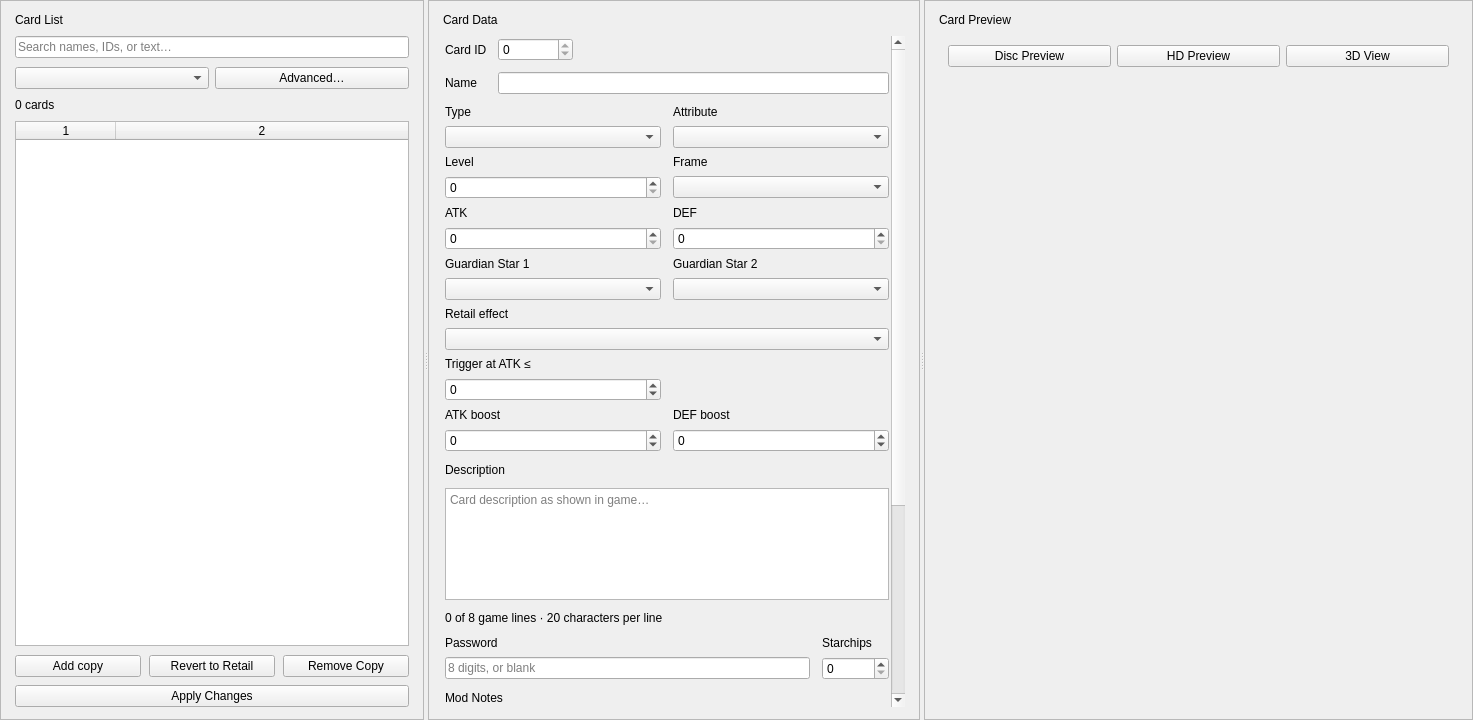
Above: tools/pc/fm_editor/ui/cards_page.ui from yamyi/YGOFM-DecompRecomp before the change. Below: the same form after it.
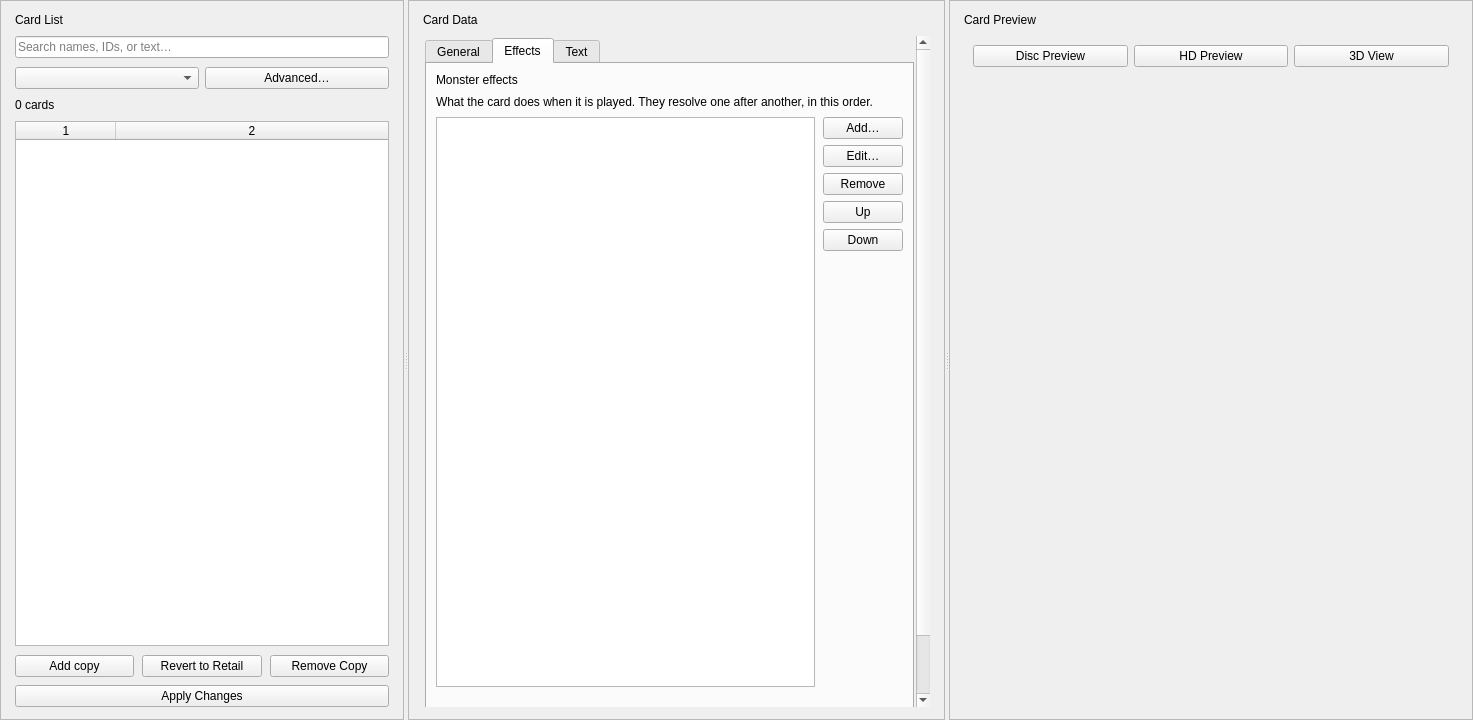
That is the form after the change. The open tabs and pages were chosen to show the change.

Commit message: Expand FM Editor card and asset tools

Diff of the .ui file:
```diff
--- a/tools/pc/fm_editor/ui/cards_page.ui
+++ b/tools/pc/fm_editor/ui/cards_page.ui
@@ -267,6 +267,14 @@
             <number>8</number>
            </property>
            <item>
+            <widget class="QTabWidget" name="cardDataTabs">
+             <widget class="QWidget" name="cardGeneralTab">
+              <attribute name="title">
+               <string>General</string>
+              </attribute>
+              <layout class="QVBoxLayout" name="cardGeneralLayout">
+               <property name="spacing"><number>11</number></property>
+  <item>
             <layout class="QFormLayout" name="identityForm">
              <property name="fieldGrowthPolicy">
               <enum>QFormLayout::FieldGrowthPolicy::AllNonFixedFieldsGrow</enum>
@@ -506,33 +514,6 @@
              </item>
             </layout>
            </item>
-           <item>
-            <widget class="QLabel" name="descriptionLabel">
-             <property name="text">
-              <string>Description</string>
-             </property>
-            </widget>
-           </item>
-           <item>
-            <widget class="QTextEdit" name="descriptionEdit">
-             <property name="minimumSize">
-              <size>
-               <width>0</width>
-               <height>112</height>
-              </size>
-             </property>
-             <property name="placeholderText">
-              <string>Card description as shown in game…</string>
-             </property>
-            </widget>
-           </item>
-           <item>
-            <widget class="QLabel" name="descriptionStatusLabel">
-             <property name="text">
-              <string>0 of 8 game lines · 20 characters per line</string>
-             </property>
-            </widget>
-           </item>
            <item>
             <layout class="QGridLayout" name="passwordGrid">
              <property name="horizontalSpacing">
@@ -574,26 +555,6 @@
              </item>
             </layout>
            </item>
-           <item>
-            <widget class="QLabel" name="notesLabel">
-             <property name="text">
-              <string>Mod Notes</string>
-             </property>
-            </widget>
-           </item>
-           <item>
-            <widget class="QTextEdit" name="notesEdit">
-             <property name="maximumSize">
-              <size>
-               <width>16777215</width>
-               <height>84</height>
-              </size>
-             </property>
-             <property name="placeholderText">
-              <string>Private notes about this card</string>
-             </property>
-            </widget>
-           </item>
            <item>
             <widget class="QFrame" name="addedCardPanel">
              <property name="frameShape">
@@ -643,6 +604,137 @@
                </widget>
               </item>
              </layout>
+              </widget>
+             </item>
+               <item>
+                <spacer name="generalTabSpacer">
+                 <property name="orientation"><enum>Qt::Orientation::Vertical</enum></property>
+                 <property name="sizeHint" stdset="0"><size><width>20</width><height>8</height></size></property>
+                </spacer>
+               </item>
+              </layout>
+             </widget>
+             <widget class="QWidget" name="cardEffectsTab">
+              <attribute name="title">
+               <string>Effects</string>
+              </attribute>
+              <layout class="QVBoxLayout" name="cardEffectsLayout">
+               <property name="spacing"><number>8</number></property>
+               <item>
+                <widget class="QLabel" name="effectsTitle">
+                 <property name="text"><string>Monster effects</string></property>
+                </widget>
+               </item>
+               <item>
+                <widget class="QLabel" name="effectsHint">
+                 <property name="text"><string>What the card does when it is played. They resolve one after another, in this order.</string></property>
+                 <property name="wordWrap"><bool>true</bool></property>
+                </widget>
+               </item>
+               <item>
+                <layout class="QHBoxLayout" name="effectsRow">
+                 <property name="spacing"><number>8</number></property>
+                 <item>
+                  <widget class="QTableWidget" name="effectsTable"/>
+                 </item>
+                 <item>
+                  <layout class="QVBoxLayout" name="effectsButtons">
+                   <property name="spacing"><number>6</number></property>
+                   <item>
+                    <widget class="QPushButton" name="addEffectButton">
+                     <property name="text"><string>Add…</string></property>
+                    </widget>
+                   </item>
+                   <item>
+                    <widget class="QPushButton" name="editEffectButton">
+                     <property name="text"><string>Edit…</string></property>
+                    </widget>
+                   </item>
+                   <item>
+                    <widget class="QPushButton" name="removeEffectButton">
+                     <property name="text"><string>Remove</string></property>
+                    </widget>
+                   </item>
+                   <item>
+                    <widget class="QPushButton" name="effectUpButton">
+                     <property name="text"><string>Up</string></property>
+                    </widget>
+                   </item>
+                   <item>
+                    <widget class="QPushButton" name="effectDownButton">
+                     <property name="text"><string>Down</string></property>
+                    </widget>
+                   </item>
+                   <item>
+                    <spacer name="effectsButtonSpacer">
+                     <property name="orientation"><enum>Qt::Orientation::Vertical</enum></property>
+                     <property name="sizeHint" stdset="0"><size><width>20</width><height>8</height></size></property>
+                    </spacer>
+                   </item>
+                  </layout>
+                 </item>
+                </layout>
+               </item>
+               <item>
+                <widget class="QLabel" name="effectsNote">
+                 <property name="text"><string/></property>
+                 <property name="wordWrap"><bool>true</bool></property>
+                </widget>
+               </item>
+              </layout>
+             </widget>
+             <widget class="QWidget" name="cardTextTab">
+              <attribute name="title">
+               <string>Text</string>
+              </attribute>
+              <layout class="QVBoxLayout" name="cardTextLayout">
+               <property name="spacing"><number>8</number></property>
+  <item>
+              <widget class="QLabel" name="descriptionLabel">
+               <property name="text">
+                <string>Description</string>
+               </property>
+              </widget>
+             </item>
+  <item>
+              <widget class="QTextEdit" name="descriptionEdit">
+               <property name="minimumSize">
+                <size>
+                 <width>0</width>
+                 <height>112</height>
+                </size>
+               </property>
+               <property name="placeholderText">
+                <string>Card description as shown in game…</string>
+               </property>
+              </widget>
+             </item>
+  <item>
+              <widget class="QLabel" name="descriptionStatusLabel">
+               <property name="text">
+                <string>0 of 8 game lines · 20 characters per line</string>
+               </property>
+              </widget>
+             </item>
+               <item>
+                <widget class="QLabel" name="cardTextPreviewTitle">
+                 <property name="text"><string>Card description</string></property>
+                </widget>
+               </item>
+               <item>
+                <widget class="QLabel" name="cardTextPreview">
+                 <property name="alignment"><set>Qt::AlignmentFlag::AlignCenter</set></property>
+                 <property name="text"><string/></property>
+                </widget>
+               </item>
+               <item>
+                <spacer name="textTabSpacer">
+                 <property name="orientation"><enum>Qt::Orientation::Vertical</enum></property>
+                 <property name="sizeHint" stdset="0"><size><width>20</width><height>8</height></size></property>
+                </spacer>
+               </item>
+              </layout>
+             </widget>
             </widget>
            </item>
            <item>
```
Lines whose indentation alone changed are shown as unchanged. The commit also changes 9 other files.
